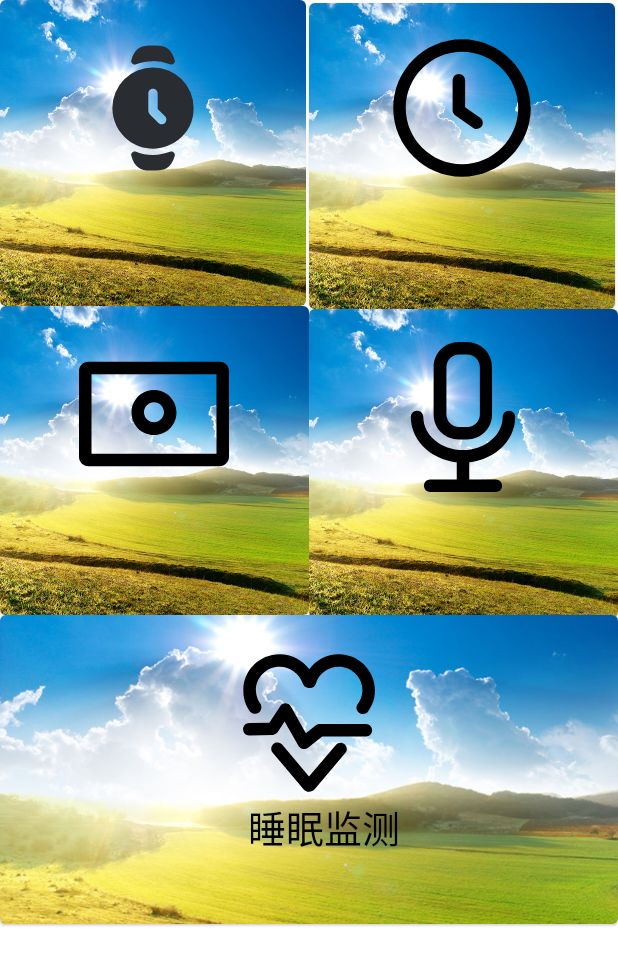
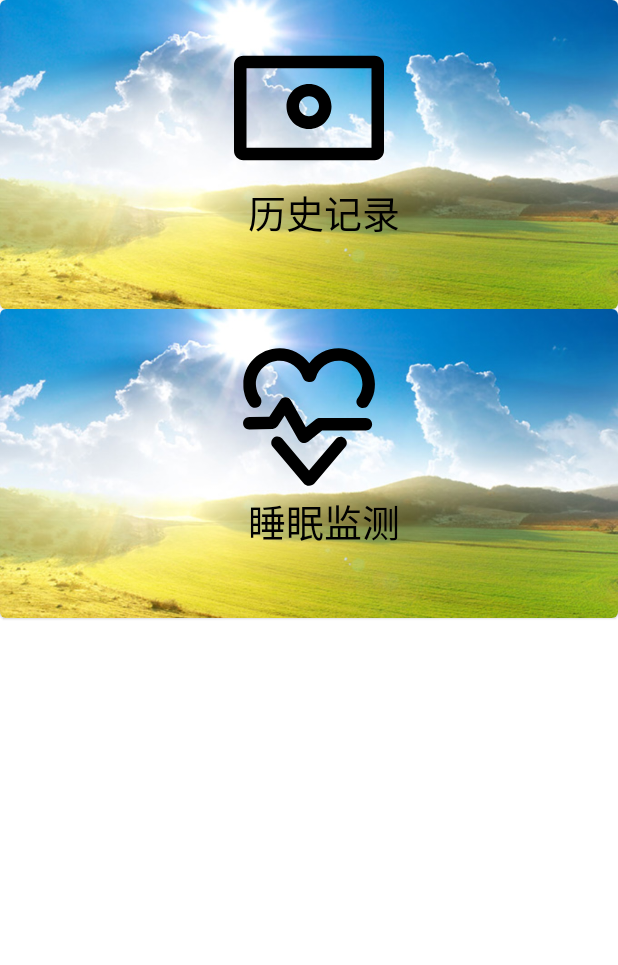
Before and after one commit to CoelisMyName/SRP-Project, an Android app: the layout fragment_main.xml on its own in the app's theme, with its tools: preview values and no code run, on a phone screen of 412 x 824 dp. Shown: the top 965 px of the screen. Run offline under Robolectric (Android 15) with nearby library versions, the phone set to English and light mode, and no system bars.

Commit message:
ui_update

```diff
--- a/app/src/main/res/layout/fragment_main.xml
+++ b/app/src/main/res/layout/fragment_main.xml
@@ -9,94 +9,10 @@
         android:id="@+id/card1"
         app:layout_constraintStart_toStartOf="parent"
         app:layout_constraintTop_toTopOf="parent"
-        app:layout_constraintEnd_toStartOf="@id/card2"
+        app:layout_constraintEnd_toEndOf="parent"
         android:layout_width="0dp"
         android:layout_height="0dp"
-        app:layout_constraintDimensionRatio="H,1:1">
-
-        <ImageView
-            android:layout_width="match_parent"
-            android:layout_height="match_parent"
-            android:scaleType="centerCrop"
-            android:src="@drawable/noise_measure"
-            tools:ignore="ContentDescription" />
-
-        <LinearLayout
-            android:layout_width="match_parent"
-            android:layout_height="wrap_content"
-            android:layout_margin="2dp"
-            android:gravity="center"
-            android:orientation="vertical"
-            android:padding="20dp">
-
-            <ImageView
-                android:layout_width="100dp"
-                android:layout_height="100dp"
-                android:adjustViewBounds="true"
-                android:background="@drawable/vector_sleep_watch" />
-
-            <TextView
-                android:layout_width="wrap_content"
-                android:layout_height="wrap_content"
-                android:layout_marginStart="10dp"
-                android:text=" "
-                android:textColor="@color/black"
-                android:textSize="25sp" />
-
-        </LinearLayout>
-
-    </com.google.android.material.card.MaterialCardView>
-
-    <com.google.android.material.card.MaterialCardView
-        android:id="@+id/card2"
-        app:layout_constraintEnd_toEndOf="parent"
-        app:layout_constraintStart_toEndOf="@id/card1"
-        app:layout_constraintTop_toTopOf="parent"
-        android:layout_margin="2dp"
-        android:layout_width="0dp"
-        android:layout_height="0dp"
-        app:layout_constraintDimensionRatio="H,1:1">
-
-        <ImageView
-            android:layout_width="match_parent"
-            android:layout_height="match_parent"
-            android:scaleType="centerCrop"
-            android:src="@drawable/noise_measure"
-            tools:ignore="ContentDescription" />
-
-        <LinearLayout
-            android:layout_width="match_parent"
-            android:layout_height="wrap_content"
-            android:gravity="center"
-            android:orientation="vertical"
-            android:padding="20dp">
-
-            <ImageView
-                android:layout_width="100dp"
-                android:layout_height="100dp"
-                android:adjustViewBounds="true"
-                android:background="@drawable/vector_sleep_timemath" />
-
-            <TextView
-                android:layout_width="wrap_content"
-                android:layout_height="wrap_content"
-                android:layout_marginStart="10dp"
-                android:text="  "
-                android:textColor="@color/black"
-                android:textSize="25sp" />
-
-        </LinearLayout>
-
-    </com.google.android.material.card.MaterialCardView>
-
-    <com.google.android.material.card.MaterialCardView
-        android:id="@+id/card3"
-        app:layout_constraintStart_toStartOf="parent"
-        app:layout_constraintTop_toBottomOf="@id/card1"
-        app:layout_constraintEnd_toStartOf="@id/card4"
-        android:layout_width="0dp"
-        android:layout_height="0dp"
-        app:layout_constraintDimensionRatio="H,1:1">
+        app:layout_constraintDimensionRatio="H,2:1">
 
         <ImageView
             android:layout_width="match_parent"
@@ -123,49 +39,7 @@
                 android:layout_width="wrap_content"
                 android:layout_height="wrap_content"
                 android:layout_marginStart="10dp"
-                android:text=""
-                android:textColor="@color/black"
-                android:textSize="25sp" />
-
-        </LinearLayout>
-
-    </com.google.android.material.card.MaterialCardView>
-
-    <com.google.android.material.card.MaterialCardView
-        android:id="@+id/card4"
-        app:layout_constraintStart_toEndOf="@id/card3"
-        app:layout_constraintTop_toBottomOf="@id/card2"
-        app:layout_constraintEnd_toEndOf="parent"
-        android:layout_width="0dp"
-        android:layout_height="0dp"
-        app:layout_constraintDimensionRatio="H,1:1">
-
-        <ImageView
-            android:layout_width="match_parent"
-            android:layout_height="match_parent"
-            android:scaleType="centerCrop"
-            android:src="@drawable/noise_measure"
-            tools:ignore="ContentDescription" />
-
-        <LinearLayout
-            android:layout_width="match_parent"
-            android:layout_height="wrap_content"
-            android:layout_margin="2dp"
-            android:gravity="center"
-            android:orientation="vertical"
-            android:padding="20dp">
-
-            <ImageView
-                android:layout_width="100dp"
-                android:layout_height="100dp"
-                android:adjustViewBounds="true"
-                android:background="@drawable/vector_myinf_history" />
-
-            <TextView
-                android:layout_width="wrap_content"
-                android:layout_height="wrap_content"
-                android:layout_marginStart="10dp"
-                android:text=""
+                android:text="历史记录"
                 android:textColor="@color/black"
                 android:textSize="25sp" />
 
@@ -176,7 +50,7 @@
     <com.google.android.material.card.MaterialCardView
         android:id="@+id/card5"
         app:layout_constraintStart_toStartOf="parent"
-        app:layout_constraintTop_toBottomOf="@id/card3"
+        app:layout_constraintTop_toBottomOf="@id/card1"
         app:layout_constraintEnd_toEndOf="parent"
         android:layout_width="0dp"
         android:layout_height="0dp"
```
